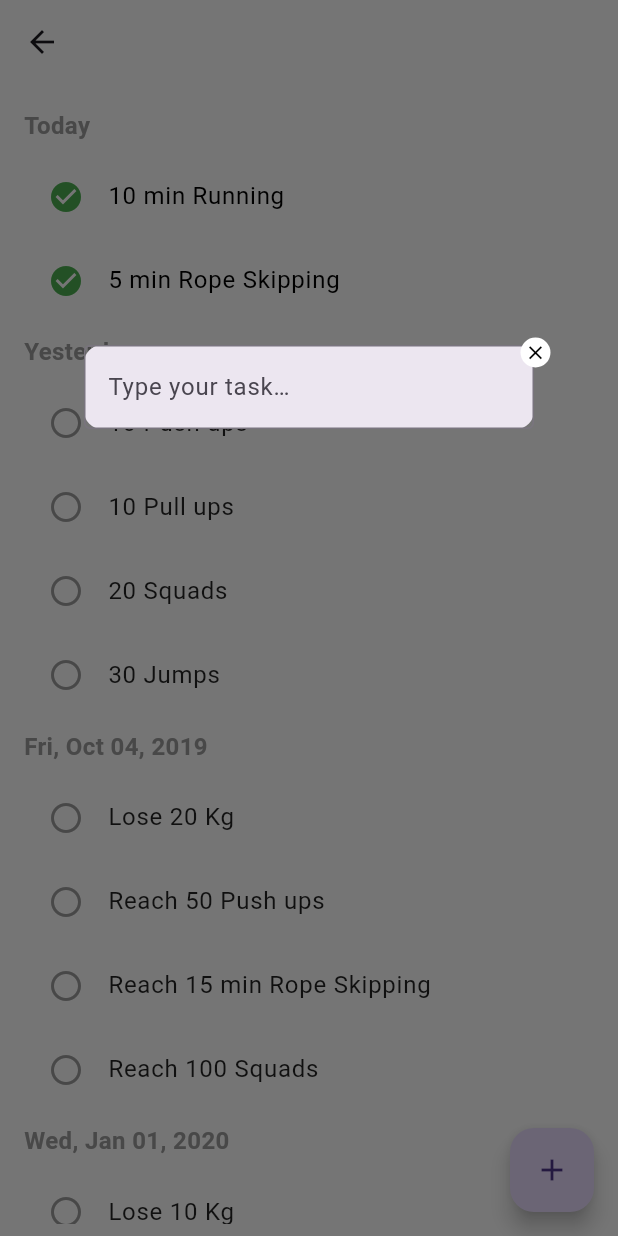
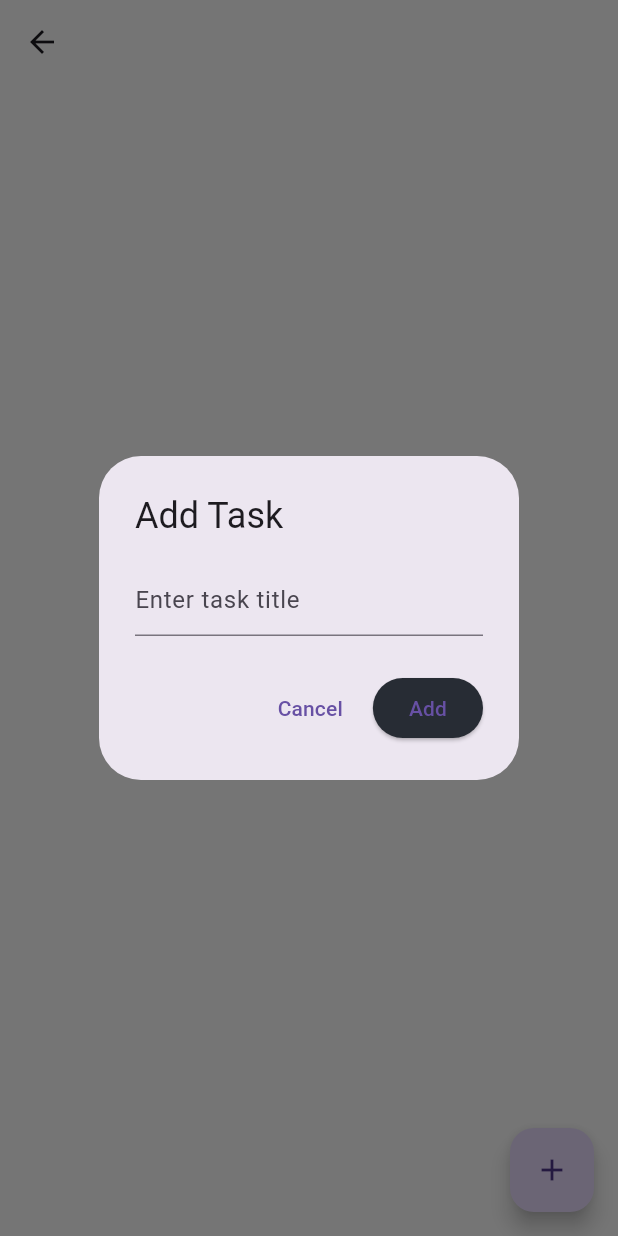
Before and after one commit to Niyaljacob/mimo, a Flutter app: the CategoryDetailPage screen opened directly with empty values, after a tap on the "add" icon, on a phone screen of 412 x 824 dp. Run offline on Flutter 3.47's test engine with Material 3 defaults, Android fonts, the phone set to English and light mode, and no system bars; our stand-ins replace cloud_firestore, firebase_auth, firebase_core, get; accounts and stored records are empty.

Commit message:
done the functionality od task add

```diff
--- /dev/null
+++ b/lib/controllers/firebse/task_adding.dart
@@ -0,0 +1,50 @@
+import 'package:cloud_firestore/cloud_firestore.dart';
+import 'package:firebase_auth/firebase_auth.dart';
+
+class FirebaseService {
+  final FirebaseFirestore _firestore = FirebaseFirestore.instance;
+  final FirebaseAuth _auth = FirebaseAuth.instance;
+
+  Future<void> addTask(String categoryId, String taskTitle) async {
+    String userId = _auth.currentUser!.uid;
+    await _firestore
+        .collection('users')
+        .doc(userId)
+        .collection('categories')
+        .doc(categoryId)
+        .collection('tasks')
+        .add({
+      'title': taskTitle,
+      'isCompleted': false,
+      'createdAt': DateTime.now(),
+    });
+  }
+
+  Future<void> updateTaskCompletion(String categoryId, String taskId, bool isCompleted) async {
+    String userId = _auth.currentUser!.uid;
+    await _firestore
+        .collection('users')
+        .doc(userId)
+        .collection('categories')
+        .doc(categoryId)
+        .collection('tasks')
+        .doc(taskId)
+        .update({'isCompleted': isCompleted});
+  }
+
+  Future<List<Map<String, dynamic>>> getTasks(String categoryId) async {
+    String userId = _auth.currentUser!.uid;
+    final snapshot = await _firestore
+        .collection('users')
+        .doc(userId)
+        .collection('categories')
+        .doc(categoryId)
+        .collection('tasks')
+        .orderBy('createdAt', descending: true)
+        .get();
+
+    return snapshot.docs
+        .map((doc) => {'id': doc.id, ...doc.data() as Map<String, dynamic>})
+        .toList();
+  }
+}
--- a/lib/controllers/getX/category_controller.getx.dart
+++ b/lib/controllers/getX/category_controller.getx.dart
@@ -45,7 +45,6 @@ class CategoryController extends GetxController {
     }
   }
 
-  // Function to fetch categories from Firestore
  Future<void> fetchCategories() async {
   try {
     String userId = _auth.currentUser!.uid;
@@ -57,8 +56,10 @@ class CategoryController extends GetxController {
         .orderBy('createdAt', descending: true)
         .get();
 
-      // Map Firestore documents to a list of categories
-      categories.value = snapshot.docs.map((doc) => doc.data()).toList();
+    // Include document ID in the data
+    categories.value = snapshot.docs
+        .map((doc) => {'id': doc.id, ...doc.data() as Map<String, dynamic>})
+        .toList();
   } catch (e) {
     Get.snackbar('Error', e.toString());
   }
@@ -66,4 +67,5 @@ class CategoryController extends GetxController {
 
 
 
+
 }
--- /dev/null
+++ b/lib/controllers/getX/task_controller.dart
@@ -0,0 +1,41 @@
+import 'package:get/get.dart';
+import 'package:mimo/controllers/firebse/task_adding.dart';
+
+class TaskController extends GetxController {
+  final FirebaseService _firebaseService = FirebaseService();
+
+  var tasks = <Map<String, dynamic>>[].obs;
+
+  late String categoryId;
+
+  void setCategoryId(String id) {
+    categoryId = id;
+    fetchTasks();
+  }
+
+  Future<void> addTask(String taskTitle) async {
+    try {
+      await _firebaseService.addTask(categoryId, taskTitle);
+      fetchTasks();
+    } catch (e) {
+      Get.snackbar('Error', e.toString());
+    }
+  }
+
+  Future<void> toggleTaskCompletion(String taskId, bool isCompleted) async {
+    try {
+      await _firebaseService.updateTaskCompletion(categoryId, taskId, isCompleted);
+      fetchTasks();
+    } catch (e) {
+      Get.snackbar('Error', e.toString());
+    }
+  }
+
+  Future<void> fetchTasks() async {
+    try {
+      tasks.value = await _firebaseService.getTasks(categoryId);
+    } catch (e) {
+      Get.snackbar('Error', e.toString());
+    }
+  }
+}
--- /dev/null
+++ b/lib/model/task_model.dart
@@ -0,0 +1,11 @@
+class Task {
+  final String title;
+  final DateTime date;
+  bool isCompleted;
+
+  Task({
+    required this.title,
+    required this.date,
+    this.isCompleted = false,
+  });
+}
--- a/lib/pages/caterory_details_page/category_details_screen.dart
+++ b/lib/pages/caterory_details_page/category_details_screen.dart
@@ -1,115 +1,72 @@
 import 'package:flutter/material.dart';
+import 'package:get/get.dart';
+import 'package:mimo/controllers/getX/task_controller.dart';
 
 class CategoryDetailPage extends StatelessWidget {
   final String title;
+  final String categoryId;
 
-  CategoryDetailPage({required this.title});
+  CategoryDetailPage({required this.title, required this.categoryId});
+
+  final TaskController taskController = Get.put(TaskController());
 
   @override
   Widget build(BuildContext context) {
+    taskController.setCategoryId(categoryId);
+
     return Scaffold(
       appBar: AppBar(
         centerTitle: true,
         title: Text(title),
       ),
-      body: Padding(
-        padding: const EdgeInsets.symmetric(horizontal: 16.0, vertical: 8.0),
-        child: ListView(
-          children: [
-            // Today Section
-            SectionHeader(title: "Today"),
-            TaskItem(
-              title: "10 min Running",
-              isCompleted: true,
-            ),
-            TaskItem(
-              title: "5 min Rope Skipping",
-              isCompleted: true,
-            ),
-
-            // Yesterday Section
-            SectionHeader(title: "Yesterday"),
-            TaskItem(title: "10 Push ups"),
-            TaskItem(title: "10 Pull ups"),
-            TaskItem(title: "20 Squads"),
-            TaskItem(title: "30 Jumps"),
-
-            // Past Section
-            SectionHeader(title: "Fri, Oct 04, 2019"),
-            TaskItem(title: "Lose 20 Kg"),
-            TaskItem(title: "Reach 50 Push ups"),
-            TaskItem(title: "Reach 15 min Rope Skipping"),
-            TaskItem(title: "Reach 100 Squads"),
-
-            SectionHeader(title: "Wed, Jan 01, 2020"),
-            TaskItem(title: "Lose 10 Kg"),
-            TaskItem(title: "Reach 100 Push ups"),
-            TaskItem(title: "Reach 20 min Rope Skipping"),
-          ],
+      body: Obx(
+        () => ListView(
+          padding: const EdgeInsets.symmetric(horizontal: 16.0, vertical: 8.0),
+          children: taskController.tasks.map((task) {
+            return TaskItem(
+              taskId: task['id'],
+              title: task['title'],
+              isCompleted: task['isCompleted'],
+              onChanged: (value) {
+                taskController.toggleTaskCompletion(task['id'], value);
+              },
+            );
+          }).toList(),
         ),
       ),
       floatingActionButton: FloatingActionButton(
-        onPressed: () {
-          _showAddTaskDialog(context);
-        },
+        onPressed: () => _showAddTaskDialog(context),
         child: const Icon(Icons.add),
       ),
     );
   }
 
   void _showAddTaskDialog(BuildContext context) {
+    final TextEditingController taskController = TextEditingController();
     showDialog(
       context: context,
       builder: (context) {
-        final screenHeight = MediaQuery.of(context).size.height; // Get the screen height
-        final dialogTopPosition = screenHeight * 0.25; // 25% of the screen height
-
-        return Stack(
-          children: [
-            Positioned(
-              top: dialogTopPosition, // Position the dialog at 25% of the screen height
-              left: 16, // Optional: You can also set a margin for the dialog
-              right: 16,
-              child: Dialog(
-                shape: RoundedRectangleBorder(
-                  borderRadius: BorderRadius.circular(12.0),
-                ),
-                child: Padding(
-                  padding: const EdgeInsets.all(0.0),
-                  child: SingleChildScrollView( // Allow the dialog to scroll if necessary
-                    child: Column(
-                      mainAxisSize: MainAxisSize.min,
-                      children: [
-                        TextFormField(
-                          decoration: const InputDecoration(
-                            hintText: 'Type your task…',
-                            border: OutlineInputBorder(),
-                          ),
-                        ),
-                      ],
-                    ),
-                  ),
-                ),
-              ),
+        return AlertDialog(
+          title: const Text('Add Task'),
+          content: TextField(
+            controller: taskController,
+            decoration: const InputDecoration(hintText: 'Enter task title'),
+          ),
+          actions: [
+            TextButton(
+              onPressed: () => Navigator.pop(context),
+              child: const Text('Cancel'),
             ),
-            Positioned(
-              right: 40,
-              top: 225,
-              child: Container(
-                height: 20,
-                width: 30,
-                decoration: const BoxDecoration(
-                  shape: BoxShape.circle,
-                  color: Colors.white,
-                ),
-                child: IconButton(
-                  icon: const Icon(Icons.close, color: Colors.black, size: 15),
-                  padding: EdgeInsets.zero,
-                  onPressed: () {
-                    Navigator.of(context).pop(); // Close the dialog
-                  },
-                ),
-              ),
+            ElevatedButton(
+              onPressed: () {
+                if (taskController.text.trim().isNotEmpty) {
+                  this.taskController.addTask(taskController.text.trim());
+                  Navigator.pop(context);
+                } else {
+                  Get.snackbar('Error', 'Task title cannot be empty');
+                }
+              },
+              child: const Text('Add'),
             ),
           ],
         );
@@ -118,51 +75,30 @@ class CategoryDetailPage extends StatelessWidget {
   }
 }
 
-// Section Header Widget
-class SectionHeader extends StatelessWidget {
-  final String title;
-
-  const SectionHeader({required this.title});
-
-  @override
-  Widget build(BuildContext context) {
-    return Padding(
-      padding: const EdgeInsets.symmetric(vertical: 8.0),
-      child: Text(
-        title,
-        style: const TextStyle(
-          fontSize: 16,
-          fontWeight: FontWeight.bold,
-          color: Colors.grey,
-        ),
-      ),
-    );
-  }
-}
-
-// Task Item Widget
 class TaskItem extends StatelessWidget {
+  final String taskId;
   final String title;
   final bool isCompleted;
+  final ValueChanged<bool> onChanged;
 
   const TaskItem({
+    required this.taskId,
     required this.title,
-    this.isCompleted = false,
+    required this.isCompleted,
+    required this.onChanged,
   });
 
   @override
   Widget build(BuildContext context) {
     return ListTile(
-      leading: Icon(
-        isCompleted ? Icons.check_circle : Icons.radio_button_unchecked,
-        color: isCompleted ? Colors.green : Colors.grey,
+      leading: Checkbox(
+        value: isCompleted,
+        onChanged: (value) {
+          onChanged(value ?? false);
+        },
       ),
       title: Text(
         title,
-        style: TextStyle(
-          fontSize: 16,
-          color: isCompleted ? Colors.black : Colors.black87,
-        ),
       ),
     );
   }
--- a/lib/pages/home/home_screen.dart
+++ b/lib/pages/home/home_screen.dart
@@ -110,7 +110,8 @@ class _HomeScreenState extends State<HomeScreen> {
                             style: TextStyle(
                               fontSize: 12,
                               fontWeight: FontWeight.w400,
-                              color: Theme.of(context).brightness == Brightness.light
+                              color: Theme.of(context).brightness ==
+                                      Brightness.light
                                   ? black
                                   : whiteColor,
                             ),
@@ -138,19 +139,18 @@ class _HomeScreenState extends State<HomeScreen> {
                     ];
 
                     // Filter categories based on the search query
-                    final filteredCategories = categories
-                        .where((category) {
+                    final filteredCategories = categories.where((category) {
                       if (_searchQuery.isEmpty) return true;
                       return (category['title'] ?? '')
                           .toLowerCase()
                           .contains(_searchQuery.toLowerCase());
-                        })
-                        .toList();
+                    }).toList();
 
                     return Padding(
                       padding: const EdgeInsets.all(8.0),
                       child: GridView.builder(
-                        gridDelegate: const SliverGridDelegateWithFixedCrossAxisCount(
+                        gridDelegate:
+                            const SliverGridDelegateWithFixedCrossAxisCount(
                           crossAxisCount: 2,
                           crossAxisSpacing: 15.0,
                           mainAxisSpacing: 15.0,
@@ -158,20 +158,24 @@ class _HomeScreenState extends State<HomeScreen> {
                         ),
                         itemCount: filteredCategories.length,
                         itemBuilder: (context, index) {
-                          if (filteredCategories[index]["isAddContainer"] == true) {
+                          if (filteredCategories[index]["isAddContainer"] ==
+                              true) {
                             return GestureDetector(
                               onTap: () {
                                 showMyDialog(context, categoryController);
                               },
                               child: Container(
                                 decoration: BoxDecoration(
-                                  color: Theme.of(context).brightness == Brightness.light
+                                  color: Theme.of(context).brightness ==
+                                          Brightness.light
                                       ? whiteColor
                                       : secondPrimary,
                                   borderRadius: BorderRadius.circular(5),
                                   boxShadow: [
                                     BoxShadow(
-                                      color: const Color.fromARGB(255, 134, 122, 122).withOpacity(0.1),
+                                      color: const Color.fromARGB(
+                                              255, 134, 122, 122)
+                                          .withOpacity(0.1),
                                       spreadRadius: 2,
                                       blurRadius: 2,
                                       offset: const Offset(0, 3),
@@ -181,12 +185,15 @@ class _HomeScreenState extends State<HomeScreen> {
                                 child: Center(
                                   child: CircleAvatar(
                                     radius: 20.0,
-                                    backgroundColor: Theme.of(context).brightness == Brightness.light
+                                    backgroundColor:
+                                        Theme.of(context).brightness ==
+                                                Brightness.light
                                             ? secondPrimary
                                             : whiteColor,
                                     child: Icon(
                                       Icons.add,
-                                      color: Theme.of(context).brightness == Brightness.light
+                                      color: Theme.of(context).brightness ==
+                                              Brightness.light
                                           ? whiteColor
                                           : Colors.blue,
                                     ),
@@ -205,19 +212,23 @@ class _HomeScreenState extends State<HomeScreen> {
                                 MaterialPageRoute(
                                   builder: (context) => CategoryDetailPage(
                                     title: category['title'] ?? 'Default Title',
+                                    categoryId: category['id'],
                                   ),
                                 ),
                               );
                             },
                             child: Container(
                               decoration: BoxDecoration(
-                                color: Theme.of(context).brightness == Brightness.light
+                                color: Theme.of(context).brightness ==
+                                        Brightness.light
                                     ? whiteColor
                                     : secondPrimary,
                                 borderRadius: BorderRadius.circular(5),
                                 boxShadow: [
                                   BoxShadow(
-                                    color: const Color.fromARGB(255, 134, 122, 122).withOpacity(0.1),
+                                    color:
+                                        const Color.fromARGB(255, 134, 122, 122)
+                                            .withOpacity(0.1),
                                     spreadRadius: 2,
                                     blurRadius: 2,
                                     offset: const Offset(0, 3),
@@ -227,9 +238,11 @@ class _HomeScreenState extends State<HomeScreen> {
                               child: Stack(
                                 children: [
                                   Padding(
-                                    padding: const EdgeInsets.fromLTRB(20, 20, 0, 0),
+                                    padding:
+                                        const EdgeInsets.fromLTRB(20, 20, 0, 0),
                                     child: Column(
-                                      crossAxisAlignment: CrossAxisAlignment.start,
+                                      crossAxisAlignment:
+                                          CrossAxisAlignment.start,
                                       children: [
                                         Text(category['emoji'] ?? '😎✨'),
                                         Text(
@@ -237,7 +250,9 @@ class _HomeScreenState extends State<HomeScreen> {
                                           style: TextStyle(
                                             fontWeight: FontWeight.w500,
                                             fontSize: 20,
-                                            color: Theme.of(context).brightness == Brightness.light
+                                            color:
+                                                Theme.of(context).brightness ==
+                                                        Brightness.light
                                                     ? black
                                                     : whiteColor,
                                           ),
@@ -246,7 +261,9 @@ class _HomeScreenState extends State<HomeScreen> {
                                           '${category['taskCount'] ?? 0} tasks',
                                           style: TextStyle(
                                             fontSize: 16,
-                                            color: Theme.of(context).brightness == Brightness.light
+                                            color:
+                                                Theme.of(context).brightness ==
+                                                        Brightness.light
                                                     ? black
                                                     : whiteColor,
                                           ),
--- a/lib/pages/home_search/home_search_screen.dart
+++ b/lib/pages/home_search/home_search_screen.dart
@@ -48,6 +48,7 @@ class CategorySearchDelegate extends SearchDelegate {
       MaterialPageRoute(
         builder: (context) => CategoryDetailPage(
           title: category['title'] ?? 'Default Title',
+          categoryId: category['id'],
         ),
       ),
     );
```
Lines whose indentation alone changed are shown as unchanged.
